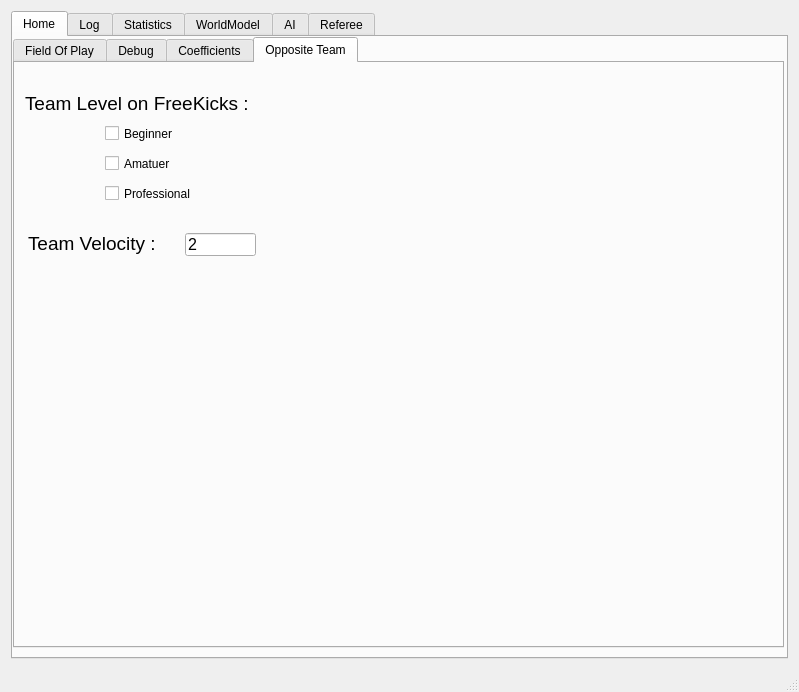
The window that src/ui/mainwindow.ui (kn2cssl/kn2cPrograms) describes before a commit, drawn with Qt 5.
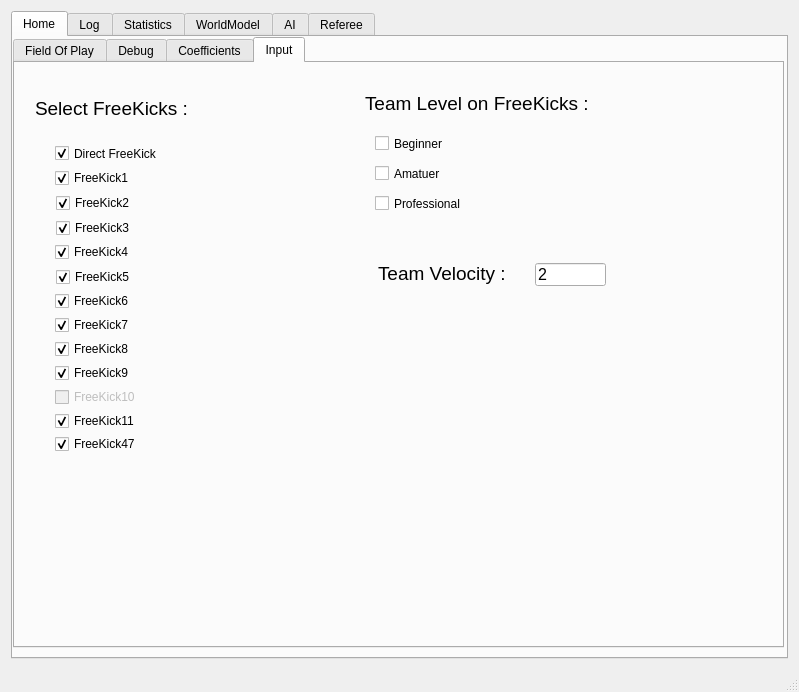
The same window after the commit. The open tabs and pages were chosen to show the change. Icons and pictures are not drawn.

Commit message: Ui for select freeKicks

What changed in the file:
```diff
--- a/src/ui/mainwindow.ui
+++ b/src/ui/mainwindow.ui
@@ -888,12 +888,12 @@
         </widget>
         <widget class="QWidget" name="tab_5">
          <attribute name="title">
-          <string>Opposite Team</string>
+          <string>Input</string>
          </attribute>
          <widget class="QLabel" name="label_40">
           <property name="geometry">
            <rect>
-            <x>10</x>
+            <x>350</x>
             <y>20</y>
             <width>281</width>
             <height>41</height>
@@ -911,9 +911,9 @@
          <widget class="QCheckBox" name="oppFKIsBeginner">
           <property name="geometry">
            <rect>
-            <x>90</x>
-            <y>60</y>
-            <width>201</width>
+            <x>360</x>
+            <y>70</y>
+            <width>81</width>
             <height>21</height>
            </rect>
           </property>
@@ -924,9 +924,9 @@
          <widget class="QCheckBox" name="oppFKIsProfessional">
           <property name="geometry">
            <rect>
-            <x>90</x>
-            <y>120</y>
-            <width>141</width>
+            <x>360</x>
+            <y>130</y>
+            <width>101</width>
             <height>21</height>
            </rect>
           </property>
@@ -937,8 +937,8 @@
          <widget class="QCheckBox" name="oppFKIsAmatuer">
           <property name="geometry">
            <rect>
-            <x>90</x>
-            <y>90</y>
+            <x>360</x>
+            <y>100</y>
             <width>85</width>
             <height>21</height>
            </rect>
@@ -950,8 +950,8 @@
          <widget class="QLabel" name="label_41">
           <property name="geometry">
            <rect>
-            <x>13</x>
-            <y>160</y>
+            <x>363</x>
+            <y>190</y>
             <width>251</width>
             <height>41</height>
            </rect>
@@ -968,8 +968,8 @@
          <widget class="QLineEdit" name="opp_vel_lineedit">
           <property name="geometry">
            <rect>
-            <x>170</x>
-            <y>170</y>
+            <x>520</x>
+            <y>200</y>
             <width>71</width>
             <height>23</height>
            </rect>
@@ -983,6 +983,232 @@
            <string>2</string>
           </property>
          </widget>
+         <widget class="QLabel" name="label_55">
+          <property name="geometry">
+           <rect>
+            <x>20</x>
+            <y>30</y>
+            <width>201</width>
+            <height>31</height>
+           </rect>
+          </property>
+          <property name="font">
+           <font>
+            <pointsize>14</pointsize>
+           </font>
+          </property>
+          <property name="text">
+           <string>Select FreeKicks : </string>
+          </property>
+         </widget>
+         <widget class="QCheckBox" name="fk0_checkBox">
+          <property name="geometry">
+           <rect>
+            <x>40</x>
+            <y>80</y>
+            <width>131</width>
+            <height>21</height>
+           </rect>
+          </property>
+          <property name="text">
+           <string>Direct FreeKick</string>
+          </property>
+          <property name="checked">
+           <bool>true</bool>
+          </property>
+         </widget>
+         <widget class="QCheckBox" name="fk1_checkBox">
+          <property name="geometry">
+           <rect>
+            <x>40</x>
+            <y>100</y>
+            <width>121</width>
+            <height>30</height>
+           </rect>
+          </property>
+          <property name="text">
+           <string>FreeKick1</string>
+          </property>
+          <property name="checked">
+           <bool>true</bool>
+          </property>
+         </widget>
+         <widget class="QCheckBox" name="fk2_checkBox">
+          <property name="geometry">
+           <rect>
+            <x>41</x>
+            <y>125</y>
+            <width>121</width>
+            <height>30</height>
+           </rect>
+          </property>
+          <property name="text">
+           <string>FreeKick2</string>
+          </property>
+          <property name="checked">
+           <bool>true</bool>
+          </property>
+         </widget>
+         <widget class="QCheckBox" name="fk3_checkBox">
+          <property name="geometry">
+           <rect>
+            <x>41</x>
+            <y>150</y>
+            <width>121</width>
+            <height>30</height>
+           </rect>
+          </property>
+          <property name="text">
+           <string>FreeKick3</string>
+          </property>
+          <property name="checked">
+           <bool>true</bool>
+          </property>
+         </widget>
+         <widget class="QCheckBox" name="fk4_checkBox">
+          <property name="geometry">
+           <rect>
+            <x>40</x>
+            <y>174</y>
+            <width>121</width>
+            <height>30</height>
+           </rect>
+          </property>
+          <property name="text">
+           <string>FreeKick4</string>
+          </property>
+          <property name="checked">
+           <bool>true</bool>
+          </property>
+         </widget>
+         <widget class="QCheckBox" name="fk5_checkBox">
+          <property name="geometry">
+           <rect>
+            <x>41</x>
+            <y>199</y>
+            <width>121</width>
+            <height>30</height>
+           </rect>
+          </property>
+          <property name="text">
+           <string>FreeKick5</string>
+          </property>
+          <property name="checked">
+           <bool>true</bool>
+          </property>
+         </widget>
+         <widget class="QCheckBox" name="fk6_checkBox">
+          <property name="geometry">
+           <rect>
+            <x>40</x>
+            <y>223</y>
+            <width>121</width>
+            <height>30</height>
+           </rect>
+          </property>
+          <property name="text">
+           <string>FreeKick6</string>
+          </property>
+          <property name="checked">
+           <bool>true</bool>
+          </property>
+         </widget>
+         <widget class="QCheckBox" name="fk7_checkBox">
+          <property name="geometry">
+           <rect>
+            <x>40</x>
+            <y>247</y>
+            <width>121</width>
+            <height>30</height>
+           </rect>
+          </property>
+          <property name="text">
+           <string>FreeKick7</string>
+          </property>
+          <property name="checked">
+           <bool>true</bool>
+          </property>
+         </widget>
+         <widget class="QCheckBox" name="fk8_checkBox">
+          <property name="geometry">
+           <rect>
+            <x>40</x>
+            <y>271</y>
+            <width>121</width>
+            <height>30</height>
+           </rect>
+          </property>
+          <property name="text">
+           <string>FreeKick8</string>
+          </property>
+          <property name="checked">
+           <bool>true</bool>
+          </property>
+         </widget>
+         <widget class="QCheckBox" name="fk9_checkBox">
+          <property name="geometry">
+           <rect>
+            <x>40</x>
+            <y>295</y>
+            <width>121</width>
+            <height>30</height>
+           </rect>
+          </property>
+          <property name="text">
+           <string>FreeKick9</string>
+          </property>
+          <property name="checked">
+           <bool>true</bool>
+          </property>
+         </widget>
+         <widget class="QCheckBox" name="fk10_checkBox">
+          <property name="enabled">
+           <bool>false</bool>
+          </property>
+          <property name="geometry">
+           <rect>
+            <x>40</x>
+            <y>319</y>
+            <width>121</width>
+            <height>30</height>
+           </rect>
+          </property>
+          <property name="text">
+           <string>FreeKick10</string>
+          </property>
+         </widget>
+         <widget class="QCheckBox" name="fk11_checkBox">
+          <property name="geometry">
+           <rect>
+            <x>40</x>
+            <y>343</y>
+            <width>121</width>
+            <height>30</height>
+           </rect>
+          </property>
+          <property name="text">
+           <string>FreeKick11</string>
+          </property>
+          <property name="checked">
+           <bool>true</bool>
+          </property>
+         </widget>
+         <widget class="QCheckBox" name="fk47_checkBox">
+          <property name="geometry">
+           <rect>
+            <x>40</x>
+            <y>366</y>
+            <width>121</width>
+            <height>30</height>
+           </rect>
+          </property>
+          <property name="text">
+           <string>FreeKick47</string>
+          </property>
+          <property name="checked">
+           <bool>true</bool>
+          </property>
+         </widget>
         </widget>
        </widget>
       </widget>
```
The commit also changes 4 other files.
